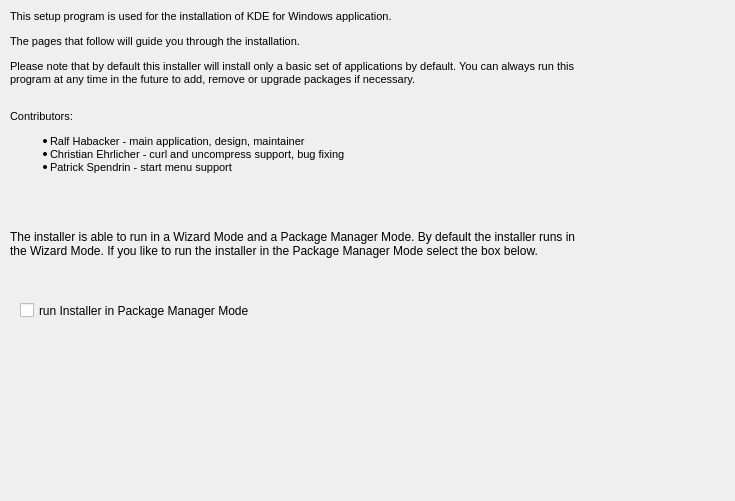
Qt form gui/titlepage.ui (KDE/kdewin-installer) before a commit.
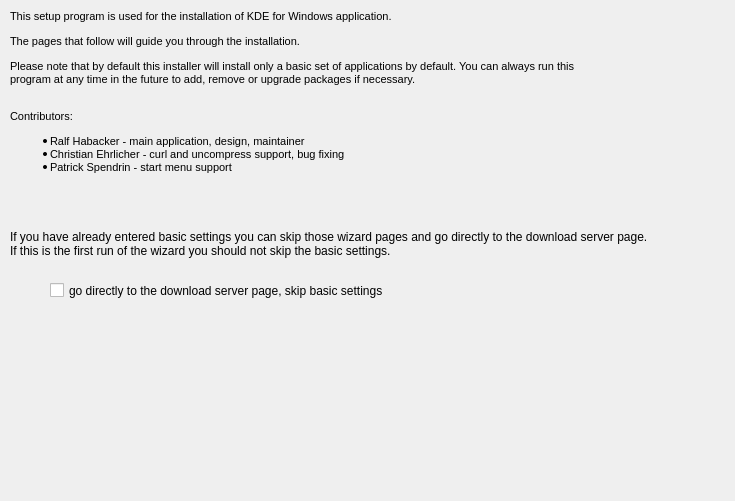
The same form after that commit.

Commit message: - made text more clearer

```diff
--- a/gui/titlepage.ui
+++ b/gui/titlepage.ui
@@ -45,14 +45,14 @@
   <widget class="QCheckBox" name="runInPackagerMode" >
    <property name="geometry" >
     <rect>
-     <x>20</x>
-     <y>300</y>
-     <width>271</width>
+     <x>50</x>
+     <y>280</y>
+     <width>551</width>
      <height>21</height>
     </rect>
    </property>
    <property name="text" >
-    <string>run Installer in Package Manager Mode</string>
+    <string>go directly to the download server page, skip basic settings</string>
    </property>
   </widget>
   <widget class="QLabel" name="label_3" >
@@ -89,12 +89,12 @@
     <rect>
      <x>10</x>
      <y>230</y>
-     <width>581</width>
-     <height>61</height>
+     <width>641</width>
+     <height>51</height>
     </rect>
    </property>
    <property name="text" >
-    <string>The installer is able to run in a Wizard Mode and a Package Manager Mode. By default the installer runs in the Wizard Mode. If you like to run the installer in the Package Manager Mode select the box below.</string>
+    <string>If you have already entered basic settings you can skip those wizard pages and go directly to the download server page. If this is the first run of the wizard you should not skip the basic settings.</string>
    </property>
    <property name="alignment" >
     <set>Qt::AlignLeading|Qt::AlignLeft|Qt::AlignTop</set>
```
